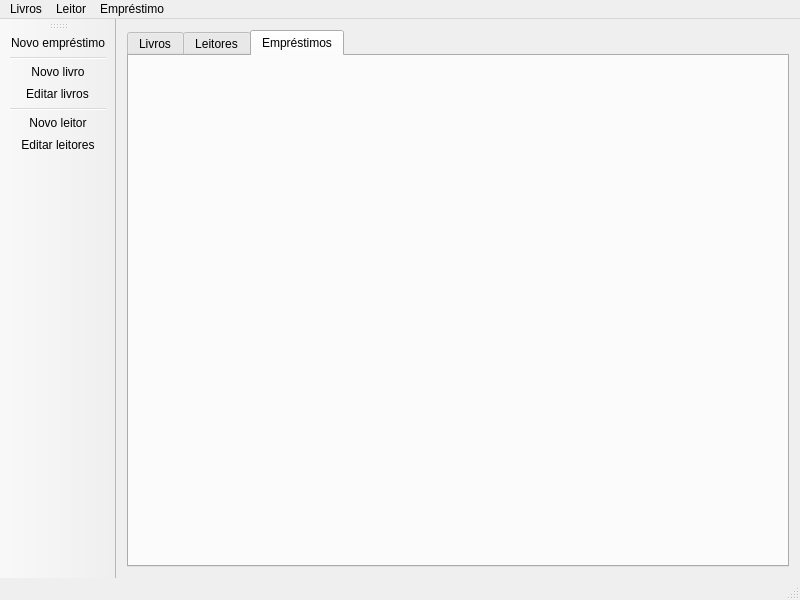
Old version of the form mainwindow.ui in the repository jansenpenido/qt-library.
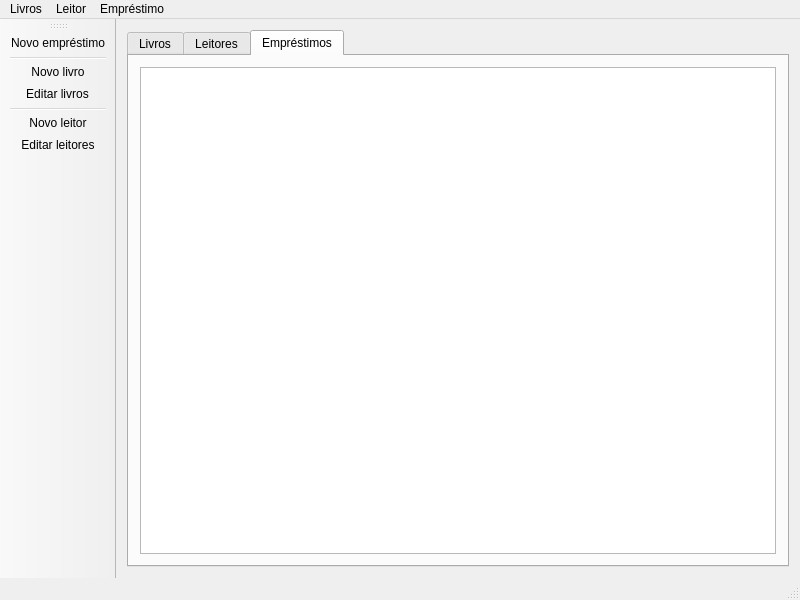
New version of the form. The open tabs and pages were chosen to show the change. Icons and pictures are not drawn.

```diff
--- a/mainwindow.ui
+++ b/mainwindow.ui
@@ -95,6 +95,11 @@
        <attribute name="title">
         <string>Empréstimos</string>
        </attribute>
+       <layout class="QVBoxLayout" name="verticalLayout_4">
+        <item>
+         <widget class="QTableView" name="borrowingsView"/>
+        </item>
+       </layout>
       </widget>
      </widget>
     </item>
```
Left out of the diff: 2 changed lines with no effect on the pictures.
